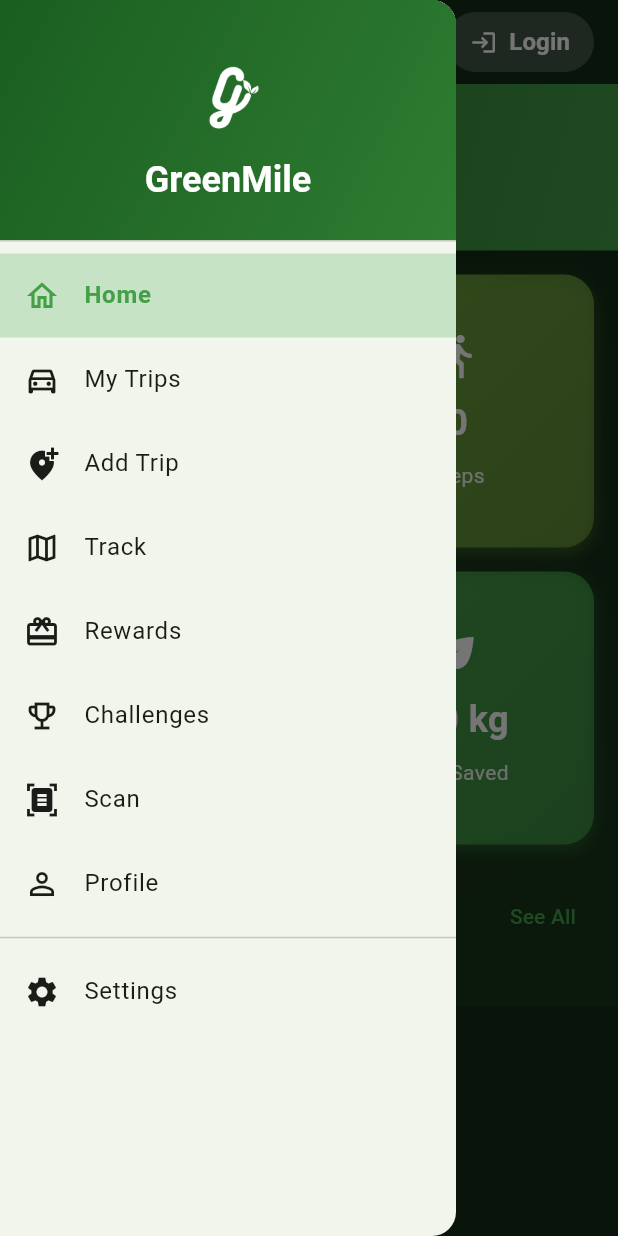
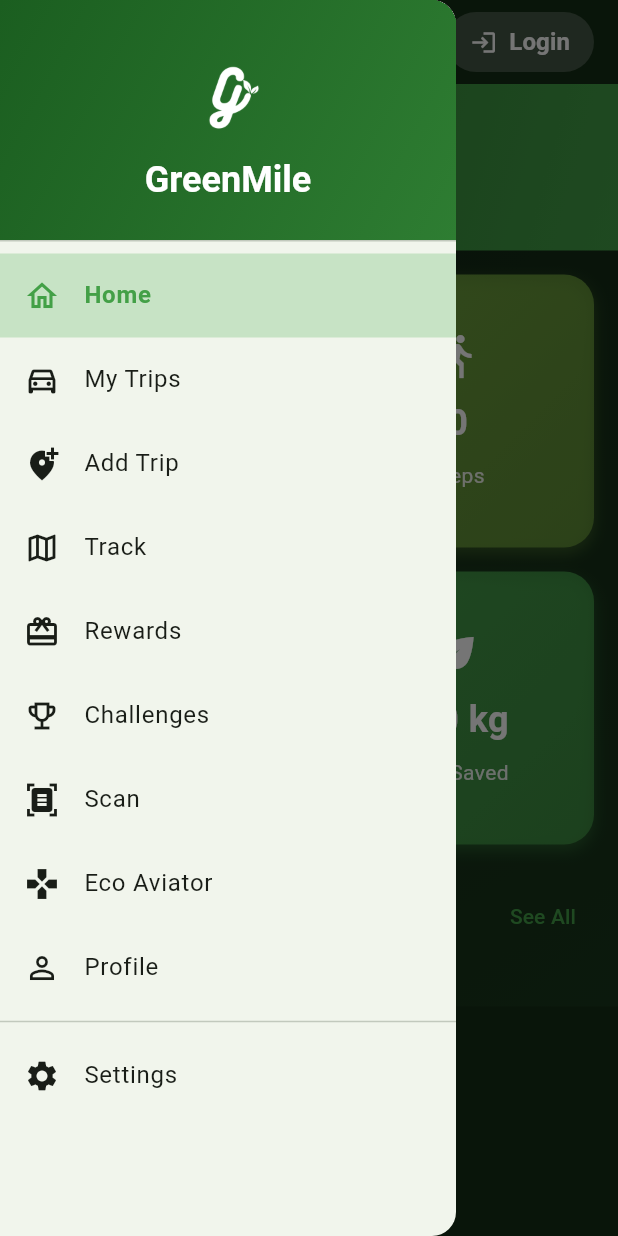
Before and after one commit to Suryansh4711/GreenMile_App, a Flutter app: the screen it shows after launch, with the side drawer open, on a phone screen of 412 x 824 dp. Run offline on Flutter 3.47's test engine with Material 3 defaults, Android fonts, the light colour scheme and no system bars; our stand-ins replace cloud_firestore, firebase_auth, firebase_core, fl_chart, geolocator, google_maps_flutter and 3 more; missing offline and left inert: google_mlkit_text_recognition; accounts and stored records are empty.

Commit message:
Refactor code structure and add Aviator game page with improved UI elements and navigation

```diff
--- a/lib/main.dart
+++ b/lib/main.dart
@@ -22,6 +22,8 @@ import 'pages/trip_detail_view.dart';
 import 'widgets/animated_stat_card.dart';
 import 'pages/steps_details_page.dart'; // Import StepsDetailsPage
 import 'pages/add_trip_page.dart'; // Import AddTripPage
+import 'widgets/auth_wrapper.dart';
+import 'pages/aviator_game_page.dart';
 
 void main() async {
   WidgetsFlutterBinding.ensureInitialized();
@@ -76,7 +78,7 @@ class MyApp extends StatelessWidget {
           bodyMedium: TextStyle(color: Colors.white70),
         ),
       ),
-      home: const HomePage(),
+      home: const AuthWrapper(),
     );
   }
 }
@@ -155,11 +157,12 @@ class _HomePageState extends State<HomePage> {
         currentDistance: _currentDistance,
       ),
       const MyTripsPage(),
-      const AddTripPage(),  // Add new page
+      const AddTripPage(),
       const TrackPage(),
       const RewardsPage(),
       const ChallengesPage(),
-      const OcrPage(),  // Add OCR page
+      const OcrPage(),
+      const AviatorGamePage(), // Add game page
       const ProfilePage(),
       const SettingsPage(),
     ];
@@ -213,7 +216,7 @@ class _HomePageState extends State<HomePage> {
   }
 
   void _showResultDialog(EmissionResult result) {
-    final textStyle = const TextStyle(
+    const textStyle = TextStyle(
       color: Colors.black87,
       fontSize: 16,
     );
@@ -364,13 +367,13 @@ class _HomePageState extends State<HomePage> {
         child: Column(
           children: [
             DrawerHeader(
-              decoration: BoxDecoration(
+              decoration: const BoxDecoration(
                 gradient: LinearGradient(
                   begin: Alignment.topLeft,
                   end: Alignment.bottomRight,
                   colors: [
-                    const Color(0xFF1B5E20),  // Dark green
-                    const Color(0xFF2E7D32),  // Medium dark green
+                    Color(0xFF1B5E20),  // Dark green
+                    Color(0xFF2E7D32),  // Medium dark green
                   ],
                 ),
               ),
@@ -401,14 +404,15 @@ class _HomePageState extends State<HomePage> {
                 children: [
                   _buildDrawerItem(Icons.home_outlined, 'Home', 0),
                   _buildDrawerItem(Icons.directions_car_outlined, 'My Trips', 1),
-                  _buildDrawerItem(Icons.add_location_alt, 'Add Trip', 2),  // New item
+                  _buildDrawerItem(Icons.add_location_alt, 'Add Trip', 2),
                   _buildDrawerItem(Icons.map_outlined, 'Track', 3),
                   _buildDrawerItem(Icons.card_giftcard, 'Rewards', 4),
                   _buildDrawerItem(Icons.emoji_events_outlined, 'Challenges', 5),
-                  _buildDrawerItem(Icons.document_scanner, 'Scan', 6),  // Add OCR item
-                  _buildDrawerItem(Icons.person_outline, 'Profile', 7),
+                  _buildDrawerItem(Icons.document_scanner, 'Scan', 6),
+                  _buildDrawerItem(Icons.games, 'Eco Aviator', 7), // Add game option
+                  _buildDrawerItem(Icons.person_outline, 'Profile', 8),
                   const Divider(),
-                  _buildDrawerItem(Icons.settings, 'Settings', 8),
+                  _buildDrawerItem(Icons.settings, 'Settings', 9),
                   if (currentUser != null)
                     ListTile(
                       leading: const Icon(Icons.logout),
@@ -425,13 +429,13 @@ class _HomePageState extends State<HomePage> {
         ),
       ),
       body: Container(
-        decoration: BoxDecoration(
+        decoration: const BoxDecoration(
           gradient: LinearGradient(
             begin: Alignment.topLeft,
             end: Alignment.bottomRight,
             colors: [
-              const Color.fromARGB(255, 15, 35, 17), // Darker surface
-              const Color.fromARGB(255, 25, 55, 28), // Darker surface container
+              Color.fromARGB(255, 15, 35, 17), // Darker surface
+              Color.fromARGB(255, 25, 55, 28), // Darker surface container
             ],
           ),
         ),
--- a/lib/pages/challenges_page.dart
+++ b/lib/pages/challenges_page.dart
@@ -85,13 +85,13 @@ class ChallengesPage extends StatelessWidget {
             width: 24,
             height: 24,
             decoration: BoxDecoration(
-              color: rank <= 3 ? theme.colorScheme.primary : theme.colorScheme.surfaceVariant,
+              color: rank <= 3 ? theme.colorScheme.primary : theme.colorScheme.surfaceContainerHighest,
               shape: BoxShape.circle,
             ),
             child: Center(
               child: Text(
                 rank.toString(),
-                style: TextStyle(
+                style: const TextStyle(
                   color: Colors.white,
                   fontWeight: FontWeight.bold,
                 ),
--- a/lib/pages/home_page.dart
+++ b/lib/pages/home_page.dart
@@ -229,7 +229,7 @@ class _HomeContentState extends State<HomeContent> with SingleTickerProviderStat
       child: Column(
         children: [
           _buildRecentActivityHeader(),
-          ...dataService.trips.take(3).map((trip) => _buildTripItem(trip)).toList(),
+          ...dataService.trips.take(3).map((trip) => _buildTripItem(trip)),
         ],
       ),
     );
--- a/lib/pages/profile_page.dart
+++ b/lib/pages/profile_page.dart
@@ -142,8 +142,8 @@ class _ProfilePageState extends State<ProfilePage> {
         ),
         FloatingActionButton.small(
           onPressed: _handleImagePick,
+          backgroundColor: const Color(0xFF00C853),
           child: const Icon(Icons.camera_alt),
-          backgroundColor: const Color(0xFF00C853),
         ),
       ],
     );
--- a/lib/pages/steps_details_page.dart
+++ b/lib/pages/steps_details_page.dart
@@ -215,8 +215,8 @@ class _StepsDetailsPageState extends State<StepsDetailsPage> {
           ),
           titlesData: FlTitlesData(
             show: true,
-            rightTitles: AxisTitles(sideTitles: SideTitles(showTitles: false)),
-            topTitles: AxisTitles(sideTitles: SideTitles(showTitles: false)),
+            rightTitles: const AxisTitles(sideTitles: SideTitles(showTitles: false)),
+            topTitles: const AxisTitles(sideTitles: SideTitles(showTitles: false)),
             leftTitles: AxisTitles(
               sideTitles: SideTitles(
                 showTitles: true,
--- a/lib/pages/track_page.dart
+++ b/lib/pages/track_page.dart
@@ -37,7 +37,7 @@ class _TrackPageState extends State<TrackPage> {
 
   bool _isTracking = false;
   TransportMode? _selectedMode;
-  String _startLocation = '';
+  final String _startLocation = '';
   String _endLocation = '';
 
   @override
--- a/lib/services/ocr_service.dart
+++ b/lib/services/ocr_service.dart
@@ -1,4 +1,3 @@
-import 'dart:io';
 import 'package:google_mlkit_text_recognition/google_mlkit_text_recognition.dart';
 import 'package:image_picker/image_picker.dart';
 import '../models/emission_result.dart';
--- a/lib/services/trip_tracking_service.dart
+++ b/lib/services/trip_tracking_service.dart
@@ -3,9 +3,9 @@ import 'package:geolocator/geolocator.dart';
 import '../models/trip_details.dart';
 
 class TripTrackingService {
-  StreamController<Position> _locationController = StreamController<Position>.broadcast();
-  StreamController<double> _distanceController = StreamController<double>.broadcast();
-  StreamController<int> _durationController = StreamController<int>.broadcast();
+  final StreamController<Position> _locationController = StreamController<Position>.broadcast();
+  final StreamController<double> _distanceController = StreamController<double>.broadcast();
+  final StreamController<int> _durationController = StreamController<int>.broadcast();
 
   bool _isTracking = false;
   Timer? _durationTimer;
--- a/lib/widgets/animated_stat_card.dart
+++ b/lib/widgets/animated_stat_card.dart
@@ -8,13 +8,13 @@ class AnimatedStatCard extends StatefulWidget {
   final VoidCallback? onTap;
 
   const AnimatedStatCard({
-    Key? key,
+    super.key,
     required this.title,
     required this.value,
     required this.icon,
     required this.color,
     this.onTap,
-  }) : super(key: key);
+  });
 
   @override
   State<AnimatedStatCard> createState() => _AnimatedStatCardState();
```
Also changed, not shown: lib/pages/aviator_game_page.dart (added, +236 -0 lines), lib/pages/login_page.dart (+15 -7 lines), lib/pages/settings_page.dart (+8 -8 lines), lib/pages/signup_page.dart (+19 -8 lines), 1 other file.
